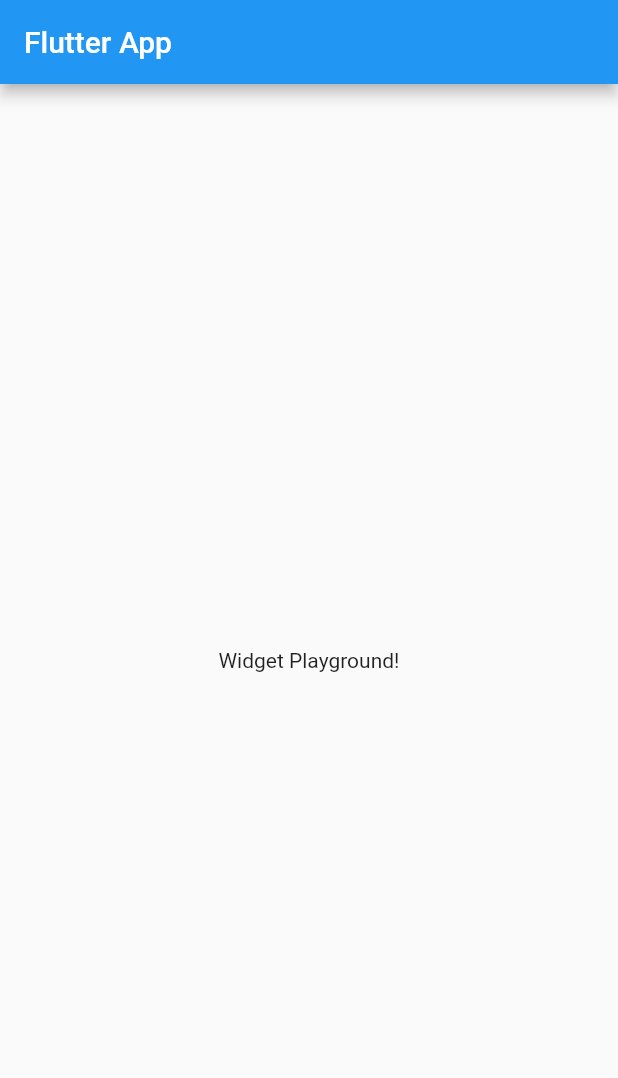
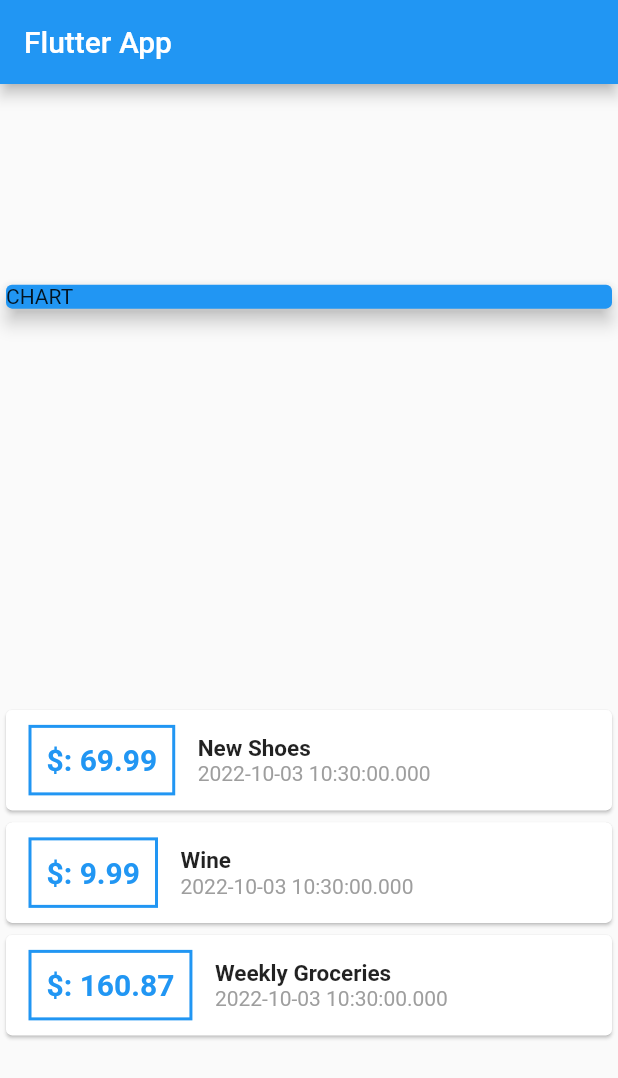
Before and after one commit to Seician/flutter_complete_guide, a Flutter app: the screen it shows after launch, on a phone screen of 412 x 824 dp. Shown: the top 1078 px of the screen. Run offline on Flutter 3.47's test engine with Material 2 defaults, Android fonts, the phone set to English and light mode, and no system bars.

Commit message:
Adding dynamic transaction list

```diff
--- a/lib/main.dart
+++ b/lib/main.dart
@@ -1,4 +1,5 @@
 import 'package:flutter/material.dart';
+import './transaction.dart';
 
 void main() => runApp(MyApp());
 
@@ -13,14 +14,74 @@ class MyApp extends StatelessWidget {
 }
 
 class MyHomePage extends StatelessWidget {
+  final List<Transaction> transactions = [
+    Transaction(
+        id: 't1', title: 'New Shoes', amount: 69.99, date: DateTime.now()),
+    Transaction(id: 't1', title: 'Wine', amount: 9.99, date: DateTime.now()),
+    Transaction(
+        id: 't1',
+        title: 'Weekly Groceries',
+        amount: 160.87,
+        date: DateTime.now()),
+  ];
+
   @override
   Widget build(BuildContext context) {
     return Scaffold(
       appBar: AppBar(
         title: Text('Flutter App'),
       ),
-      body: Center(
-        child: Text('Widget Playground!'),
+      body: Column(
+        mainAxisAlignment: MainAxisAlignment.spaceAround,
+        crossAxisAlignment: CrossAxisAlignment.stretch,
+        children: <Widget>[
+          Container(
+            width: double.infinity,
+            child: Card(
+              color: Colors.blue,
+              child: Text('CHART'),
+              elevation: 5,
+            ),
+          ),
+          Column(
+            // we need to make transactions to be added dynamic
+            // we will do that with .map method.
+            children: (transactions.map((tx) {
+              return Card(
+                child: Row(
+                  children: <Widget>[
+                    Container(
+                      margin:
+                          EdgeInsets.symmetric(vertical: 10, horizontal: 15),
+                      decoration: BoxDecoration(
+                          border: Border.all(color: Colors.blue, width: 2)),
+                      padding: EdgeInsets.all(10),
+                      child: Text(
+                        '\$: ${tx.amount}',
+                        style: TextStyle(
+                            fontWeight: FontWeight.bold,
+                            fontSize: 20,
+                            color: Colors.blue),
+                      ),
+                    ),
+                    Column(
+                      crossAxisAlignment: CrossAxisAlignment.start,
+                      children: [
+                        Text(
+                          tx.title,
+                          style: TextStyle(
+                              fontSize: 15, fontWeight: FontWeight.bold),
+                        ),
+                        Text(tx.date.toString(),
+                            style: TextStyle(color: Colors.grey)),
+                      ],
+                    )
+                  ],
+                ),
+              );
+            }).toList()),
+          ),
+        ],
       ),
     );
   }
--- /dev/null
+++ b/lib/transaction.dart
@@ -0,0 +1,13 @@
+
+class Transaction {
+  String id;
+  String title;
+  double amount;
+  DateTime date;
+
+  Transaction(
+      {required this.id,
+      required this.title,
+      required this.amount,
+      required this.date});
+}
```
